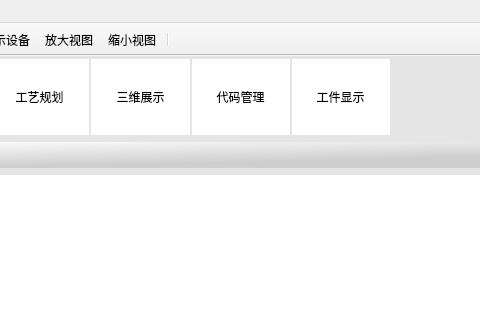
Qt form mainwindow.ui (LWANG670/RobotOfflineBend) before a commit; both pictures show x 212 to 692 and y 0 to 320 of the 1200 by 800 pixel window.
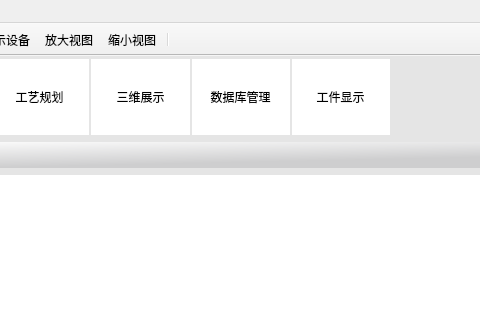
The same form after that commit. Icons and pictures are not drawn.

Diff of the .ui file:
```diff
--- a/mainwindow.ui
+++ b/mainwindow.ui
@@ -383,7 +383,7 @@
              <string notr="true">border:none;</string>
             </property>
             <property name="text">
-             <string>代码管理</string>
+             <string>数据库管理</string>
             </property>
             <property name="icon">
              <iconset resource="resource.qrc">
```
